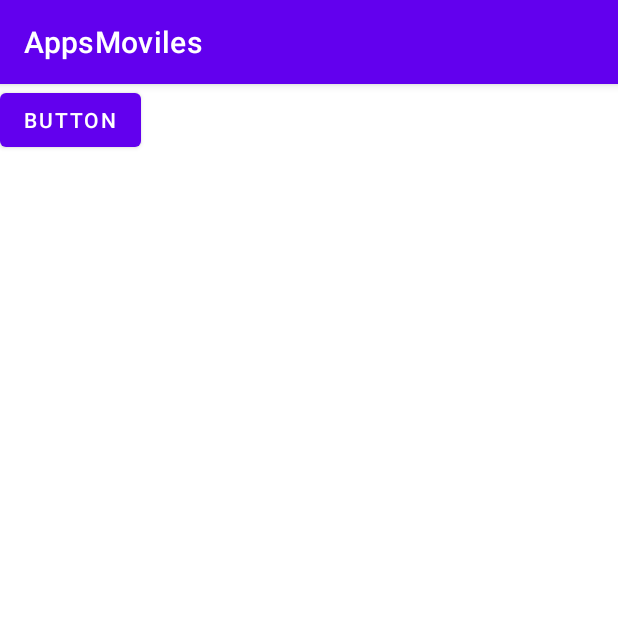
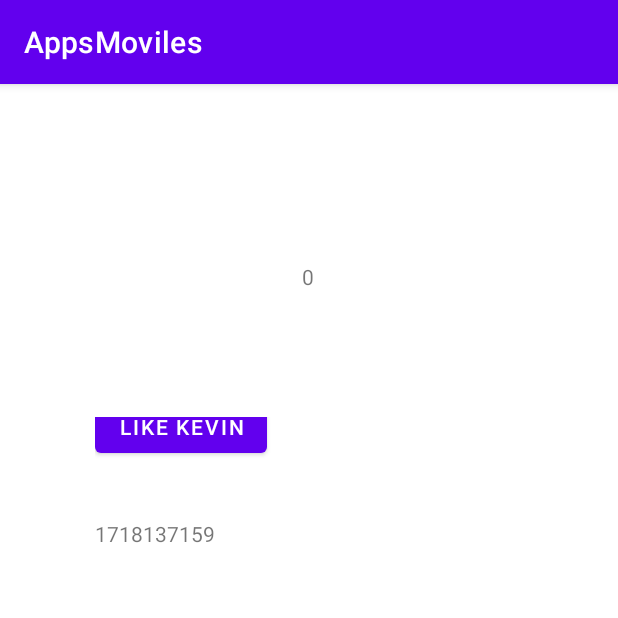
Before and after one commit to 2021-b-aplicaciones-moviles-computacion/movcom-pallo-amaguaya-kevin, an Android app: the GRecyclerView screen opened directly, with no data from a screen before it, on a phone screen of 412 x 824 dp, the top half of it. Run offline under Robolectric (Android 15) with nearby library versions, the phone set to English and light mode, and no system bars.

Commit message:
Cambios nuevos
07-02-2022

```diff
--- a/AppsMoviles/app/build.gradle
+++ b/AppsMoviles/app/build.gradle
@@ -42,4 +42,9 @@ dependencies {
     testImplementation 'junit:junit:4.+'
     androidTestImplementation 'androidx.test.ext:junit:1.1.3'
     androidTestImplementation 'androidx.test.espresso:espresso-core:3.4.0'
+
+    // Http fuel
+    implementation 'com.github.kittinunf.fuel:fuel:2.3.1'
+    // Klaxon
+    implementation 'com.beust:klaxon:5.5'
 }
--- a/AppsMoviles/app/src/main/java/com/example/appsmoviles/ESqliteHelperUsuario.kt
+++ b/AppsMoviles/app/src/main/java/com/example/appsmoviles/ESqliteHelperUsuario.kt
@@ -16,7 +16,7 @@ class ESqliteHelperUsuario(contexto: Context?): SQLiteOpenHelper(
         val scriptCrearTablaUsuario =
             """
                 CREATE TABLE USUARIO (
-                id INTEGER PRIMARY KEY AUTOINCREMET,
+                id INTEGER PRIMARY KEY,
                 nombre VARCHAR(50),
                 descripcion VARCHAR(50)
                 )
--- a/AppsMoviles/app/src/main/java/com/example/appsmoviles/FRecyclerViewAdaptadorNombreCedula.kt
+++ b/AppsMoviles/app/src/main/java/com/example/appsmoviles/FRecyclerViewAdaptadorNombreCedula.kt
@@ -18,7 +18,7 @@ class FRecyclerViewAdaptadorNombreCedula(
         val cedulaTextView : TextView
         val likeTextView: TextView
         val accionButton: Button
-        val numeroLikes = 0
+        var numeroLikes = 0
 
         init{
             nombreTextView = view.findViewById(R.id.tv_nombre)
@@ -31,7 +31,9 @@ class FRecyclerViewAdaptadorNombreCedula(
 
         }
         fun anadirLike(){
-
+            this.numeroLikes = this.numeroLikes + 1
+            likeTextView.text = this.numeroLikes.toString()
+            contexto.aumentarTotalLikes()
         }
     }
 
--- a/AppsMoviles/app/src/main/java/com/example/appsmoviles/GRecyclerView.kt
+++ b/AppsMoviles/app/src/main/java/com/example/appsmoviles/GRecyclerView.kt
@@ -2,10 +2,64 @@ package com.example.appsmoviles
 
 import androidx.appcompat.app.AppCompatActivity
 import android.os.Bundle
+import android.widget.TextView
+import androidx.recyclerview.widget.RecyclerView
 
 class GRecyclerView : AppCompatActivity() {
+
+    var totalLikes:Int=0
+
     override fun onCreate(savedInstanceState: Bundle?) {
         super.onCreate(savedInstanceState)
         setContentView(R.layout.activity_grecycler_view)
+
+        val listaEntrenador = arrayListOf<BEntrenador>()
+        listaEntrenador
+            .add(
+                BEntrenador(
+                    "Kevin",
+                    "1718137159"
+                )
+            )
+        listaEntrenador
+            .add(
+                BEntrenador(
+                    "Mauricio",
+                    "0198137123"
+                )
+            )
+
+        val recyclerViewEntrenador = findViewById<RecyclerView>(R.id.recyclerView)
+        inicializarRecyclerView(
+            listaEntrenador,
+            this,
+            recyclerViewEntrenador
+        )
     }
+
+    fun inicializarRecyclerView(
+        lista:List<BEntrenador>,
+        actividad: GRecyclerView,
+        recyclerView:RecyclerView
+    ){
+        val adaptador = FRecyclerViewAdaptadorNombreCedula(
+            actividad,
+            lista,
+            recyclerView
+        )
+
+        recyclerView.adapter = adaptador
+        recyclerView.itemAnimator = androidx.recyclerview.widget.DefaultItemAnimator()
+        recyclerView.layoutManager = androidx.recyclerview.widget.LinearLayoutManager(actividad)
+        adaptador.notifyDataSetChanged()
+    }
+
+    fun aumentarTotalLikes(){
+        totalLikes = totalLikes + 1
+        val textView = findViewById<TextView>(R.id.tv_likes)
+        textView.text = totalLikes.toString()
+    }
+
+
+
 }
--- a/AppsMoviles/app/src/main/res/layout/activity_grecycler_view.xml
+++ b/AppsMoviles/app/src/main/res/layout/activity_grecycler_view.xml
@@ -6,11 +6,23 @@
     android:layout_height="match_parent"
     tools:context=".GRecyclerView">
 
-    <Button
-        android:id="@+id/button3"
+    <androidx.recyclerview.widget.RecyclerView
+        android:id="@+id/recyclerView"
+        android:layout_width="285dp"
+        android:layout_height="410dp"
+        android:layout_marginBottom="136dp"
+        app:layout_constraintBottom_toBottomOf="parent"
+        app:layout_constraintEnd_toEndOf="parent"
+        app:layout_constraintStart_toStartOf="parent" />
+
+    <TextView
+        android:id="@+id/textView_MeGusta"
         android:layout_width="wrap_content"
         android:layout_height="wrap_content"
-        android:text="Button"
-        tools:layout_editor_absoluteX="158dp"
-        tools:layout_editor_absoluteY="168dp" />
+        android:layout_marginBottom="84dp"
+        android:text="0"
+        app:layout_constraintBottom_toTopOf="@+id/recyclerView"
+        app:layout_constraintEnd_toEndOf="@+id/recyclerView"
+        app:layout_constraintHorizontal_bias="0.497"
+        app:layout_constraintStart_toStartOf="@+id/recyclerView" />
 </androidx.constraintlayout.widget.ConstraintLayout>
```
Also changed, not shown: AppsMoviles/app/src/main/AndroidManifest.xml (+11 -2 lines), AppsMoviles/app/src/main/java/com/example/appsmoviles/HHttpActivity.kt (added, +62 -0 lines), AppsMoviles/app/src/main/java/com/example/appsmoviles/IPostHtto.kt (added, +15 -0 lines), AppsMoviles/app/src/main/java/com/example/appsmoviles/MainActivity.kt (+11 -6 lines), AppsMoviles/app/src/main/res/layout/activity_hhttp.xml (added, +9 -0 lines), AppsMoviles/app/src/main/res/layout/activity_main.xml (+14 -1 lines), 91 other files.
